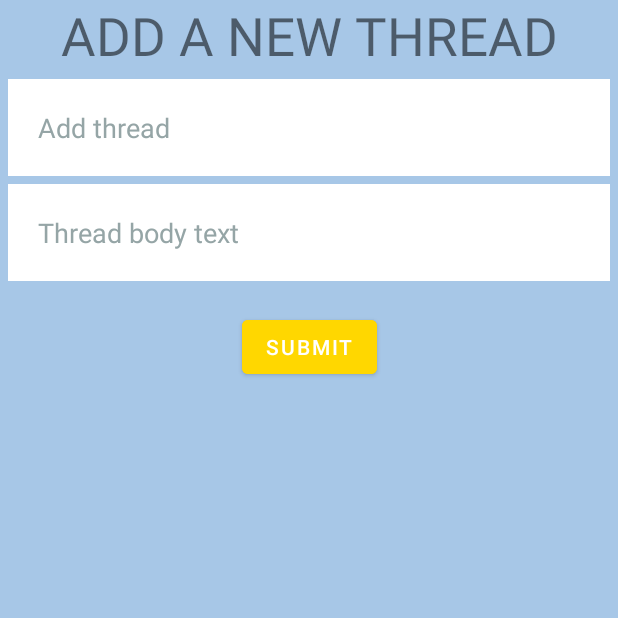
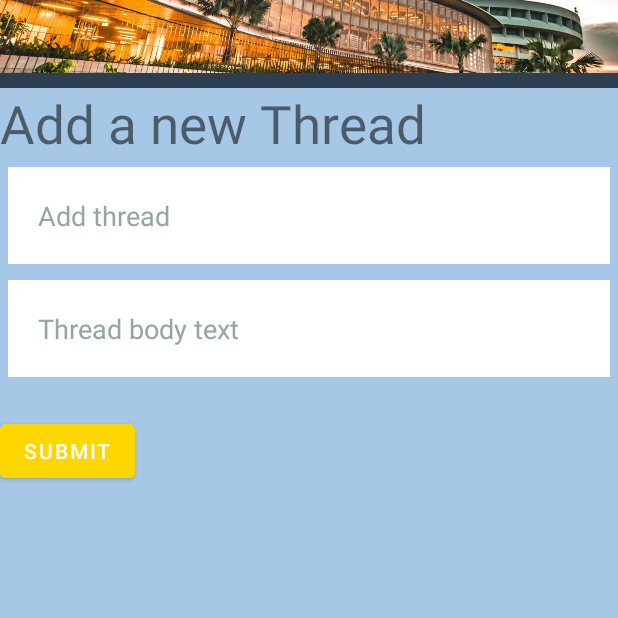
Before and after one commit to joezhao2/ce2006, an Android app: the ThreadAddActivity screen opened directly, with no data from a screen before it, on a phone screen of 412 x 824 dp, the top half of it. Run offline under Robolectric (Android 15) with nearby library versions, the phone set to English and light mode, and no system bars; our stand-ins replace Firebase (no records; nobody signed in at launch, a user with empty details on screens opened directly).

```diff
--- a/app/src/main/res/layout/activity_thread_add.xml
+++ b/app/src/main/res/layout/activity_thread_add.xml
@@ -6,56 +6,80 @@
     android:layout_height="match_parent"
     tools:context=".ThreadAddActivity"
     android:background="#A7C7E7">
+
+    <LinearLayout
+        android:id="@+id/linearLayout"
+        android:layout_width="0dp"
+        android:layout_height="0dp"
+        android:orientation="vertical"
+        app:layout_constraintBottom_toBottomOf="parent"
+        app:layout_constraintEnd_toEndOf="parent"
+        app:layout_constraintStart_toStartOf="parent"
+        app:layout_constraintTop_toTopOf="parent">
+
+        <ImageView
+            android:id="@+id/imageView"
+            android:layout_width="wrap_content"
+            android:layout_height="100dp"
+            android:layout_marginTop="-50dp"
+            app:srcCompat="@drawable/header_bg" />
+
+        <LinearLayout
+            android:layout_width="match_parent"
+            android:layout_height="10dp"
+            android:layout_marginTop="-1dp"
+            android:background="#2c3e50"
+            android:orientation="horizontal">
+
+        </LinearLayout>
+
         <TextView
+            android:id="@+id/header"
             android:layout_width="match_parent"
             android:layout_height="wrap_content"
-        android:id="@+id/header"
-        android:text="ADD A NEW THREAD"
-        app:layout_constraintTop_toTopOf="parent"
-        android:gravity="center_horizontal"
-        android:textSize="35dp"
-        />
+            android:gravity="left"
+            android:text="Add a new Thread"
+            android:textSize="35dp" />
+
         <EditText
             android:id="@+id/threadadd2"
             android:layout_width="match_parent"
             android:layout_height="wrap_content"
-        app:layout_constraintTop_toBottomOf="@id/header"
+            android:layout_margin="5dp"
+            android:background="#ffffff"
+            android:drawablePadding="20dp"
             android:hint="Add thread"
+            android:inputType="text"
+            android:padding="20dp"
+            android:selectAllOnFocus="true"
             android:textColor="@color/black"
             android:textColorHint="@color/grey"
-        android:inputType="text"
-        android:selectAllOnFocus="true"
-        android:layout_margin="5dp"
-        android:padding="20dp"
-        android:background="#ffffff"
-        android:drawablePadding="20dp"
             android:textSize="18sp" />
+
         <EditText
             android:id="@+id/useradd2"
             android:layout_width="match_parent"
             android:layout_height="wrap_content"
-        app:layout_constraintTop_toBottomOf="@id/threadadd2"
+            android:layout_margin="5dp"
+            android:background="#ffffff"
+            android:drawablePadding="20dp"
             android:hint="Thread body text"
+            android:inputType="text"
+            android:padding="20dp"
+            android:selectAllOnFocus="true"
             android:textColor="@color/black"
             android:textColorHint="@color/grey"
-        android:inputType="text"
-        android:selectAllOnFocus="true"
-        android:layout_margin="5dp"
-        android:padding="20dp"
-        android:background="#ffffff"
-        android:drawablePadding="20dp"
             android:textSize="18sp" />
 
         <Button
             android:id="@+id/submitCommentButton"
             android:layout_width="wrap_content"
             android:layout_height="wrap_content"
-        app:layout_constraintLeft_toLeftOf="parent"
-        app:layout_constraintRight_toRightOf="parent"
             android:layout_marginTop="20dp"
             android:backgroundTint="#FFD700"
             android:onClick="onSubmitClickThread2"
-        android:text="Submit"
-        app:layout_constraintTop_toBottomOf="@id/useradd2"/>
+            android:text="Submit" />
+
+    </LinearLayout>
 
 </androidx.constraintlayout.widget.ConstraintLayout>
--- a/app/src/main/res/layout/comment_design.xml
+++ b/app/src/main/res/layout/comment_design.xml
@@ -122,7 +122,7 @@
                     android:layout_height="wrap_content"
                     android:layout_gravity="center_vertical"
                     android:gravity="center_vertical"
-                    android:text="Lorem ipsum dolor sit amet, consectetur adipiscing elit. Sed dignissim ornare metus vitae interdum." />
+                    android:text="Loading..." />
 
                 <TextView
                     android:id="@+id/documentId"
--- a/app/src/main/res/layout/thread_design.xml
+++ b/app/src/main/res/layout/thread_design.xml
@@ -157,7 +157,7 @@
                     android:layout_height="wrap_content"
                     android:layout_gravity="center_vertical"
                     android:gravity="center_vertical"
-                    android:text="Lorem ipsum dolor sit amet, consectetur adipiscing elit. "
+                    android:text="Loading..."
                     android:textColor="#2C3E50"
                     android:textSize="16sp" />
 
```
Also changed, not shown: app/src/main/java/com/example/gmodsv1/ThreadActivity.java (+12 -1 lines), app/src/main/res/layout/activity_thread.xml (+22 -4 lines). Lines whose indentation alone changed are shown as unchanged.
